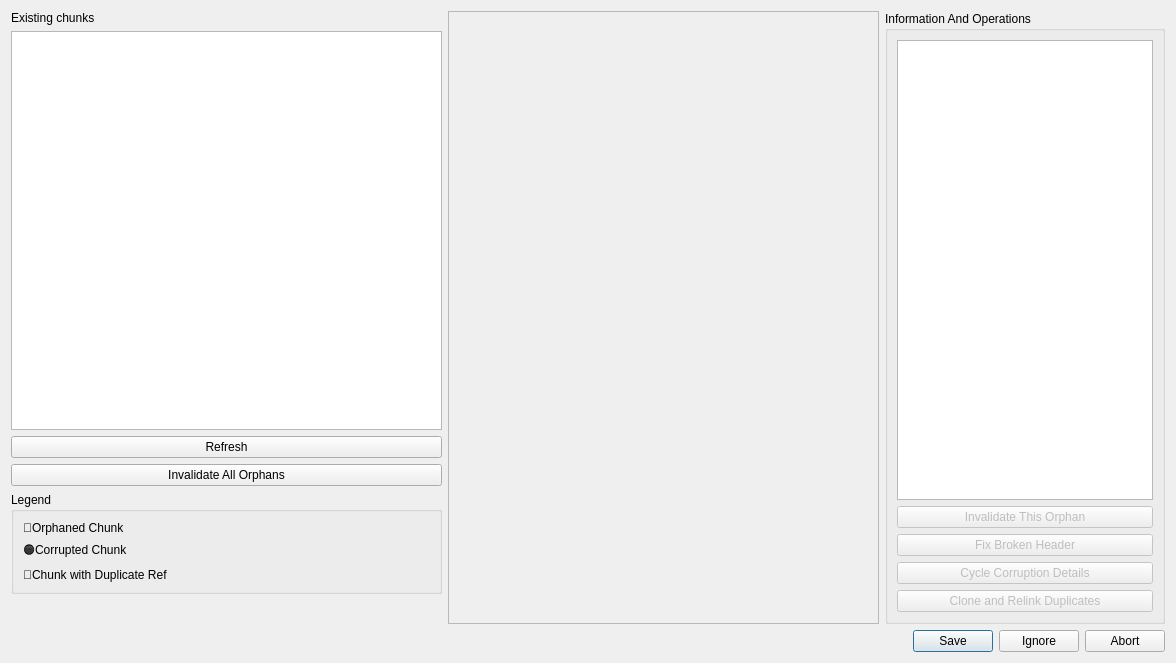
Qt form Dialog/ChunkManagerDialog.ui (wario-land/WL4Editor) before a commit.
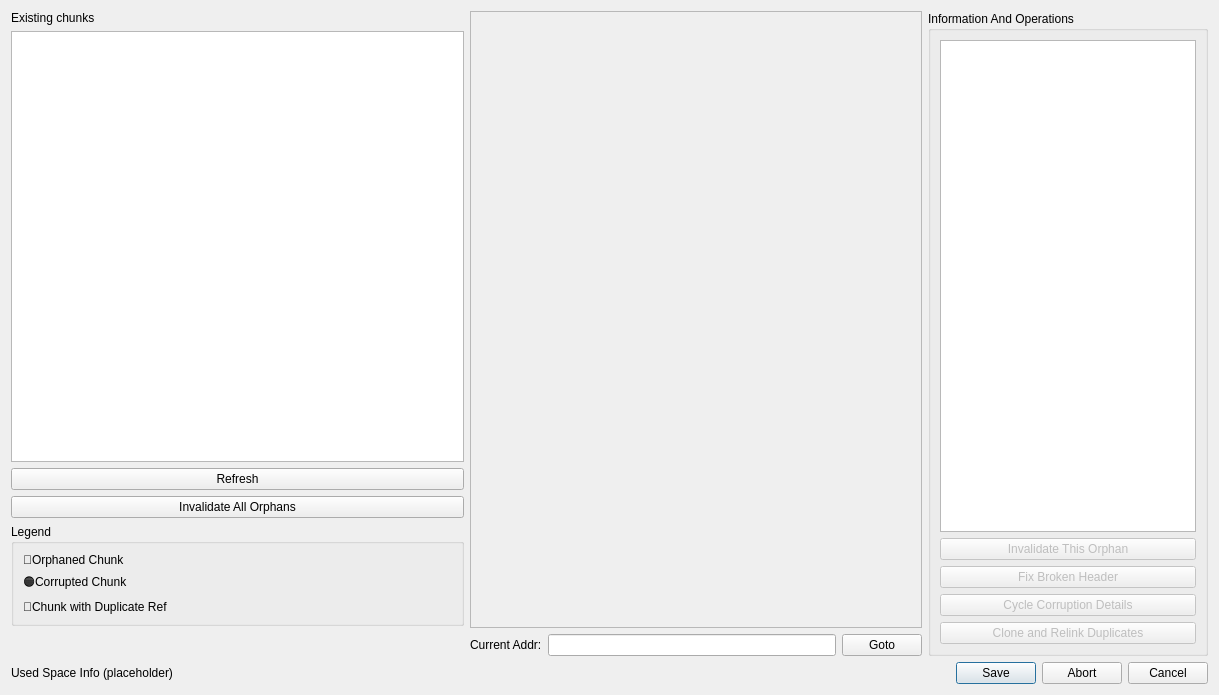
The same form after that commit. Custom widgets are drawn as their Qt base class.

Commit message:
more Hexview and ChunkManager features
- hex edit support in QHexview
- ROM used space and fragment info
- showing all chunks in QHexview
- sync QHexview cursor with left and right panel

What changed in the file:
```diff
--- a/Dialog/ChunkManagerDialog.ui
+++ b/Dialog/ChunkManagerDialog.ui
@@ -6,8 +6,8 @@
    <rect>
     <x>0</x>
     <y>0</y>
-    <width>1176</width>
-    <height>663</height>
+    <width>1219</width>
+    <height>695</height>
    </rect>
   </property>
   <property name="windowTitle">
@@ -100,6 +100,9 @@
      </item>
      <item>
       <layout class="QVBoxLayout" name="verticalLayout_6">
+       <property name="topMargin">
+        <number>0</number>
+       </property>
        <property name="rightMargin">
         <number>0</number>
        </property>
@@ -122,6 +125,33 @@
          </property>
         </widget>
        </item>
+       <item>
+        <layout class="QHBoxLayout" name="horizontalLayout_2">
+         <property name="topMargin">
+          <number>0</number>
+         </property>
+         <property name="rightMargin">
+          <number>0</number>
+         </property>
+         <item>
+          <widget class="QLabel" name="label_CurrentAddress">
+           <property name="text">
+            <string>Current Addr:</string>
+           </property>
+          </widget>
+         </item>
+         <item>
+          <widget class="QLineEdit" name="lineEdit_CurrentAddress"/>
+         </item>
+         <item>
+          <widget class="QPushButton" name="pushButton_GotoAddress">
+           <property name="text">
+            <string>Goto</string>
+           </property>
+          </widget>
+         </item>
+        </layout>
+       </item>
       </layout>
      </item>
      <item>
@@ -199,14 +229,31 @@
     </layout>
    </item>
    <item>
-    <widget class="QDialogButtonBox" name="buttonBox">
-     <property name="orientation">
-      <enum>Qt::Orientation::Horizontal</enum>
+    <layout class="QHBoxLayout" name="horizontalLayout_3">
+     <property name="leftMargin">
+      <number>0</number>
      </property>
-     <property name="standardButtons">
-      <set>QDialogButtonBox::StandardButton::Abort|QDialogButtonBox::StandardButton::Ignore|QDialogButtonBox::StandardButton::Save</set>
+     <property name="topMargin">
+      <number>0</number>
      </property>
-    </widget>
+     <item>
+      <widget class="QLabel" name="label_UsedSpaceInfo">
+       <property name="text">
+        <string>Used Space Info (placeholder)</string>
+       </property>
+      </widget>
+     </item>
+     <item>
+      <widget class="QDialogButtonBox" name="buttonBox">
+       <property name="orientation">
+        <enum>Qt::Orientation::Horizontal</enum>
+       </property>
+       <property name="standardButtons">
+        <set>QDialogButtonBox::StandardButton::Abort|QDialogButtonBox::StandardButton::Cancel|QDialogButtonBox::StandardButton::Save</set>
+       </property>
+      </widget>
+     </item>
+    </layout>
    </item>
   </layout>
  </widget>
```
The commit also changes 4 other files.
